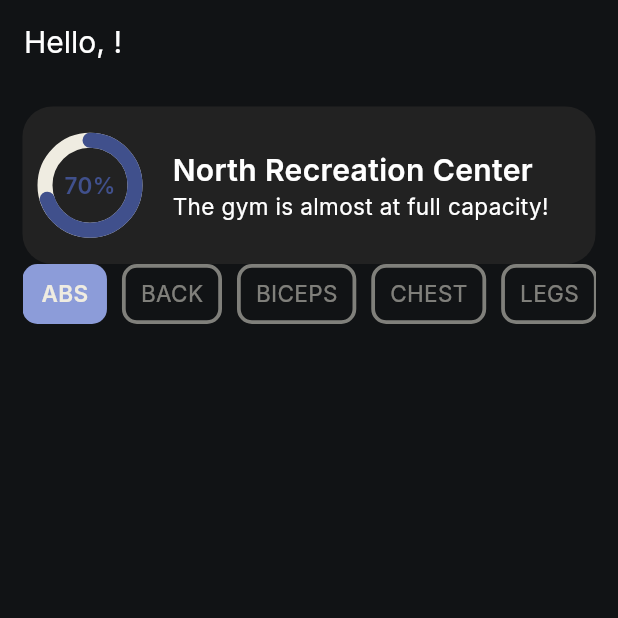
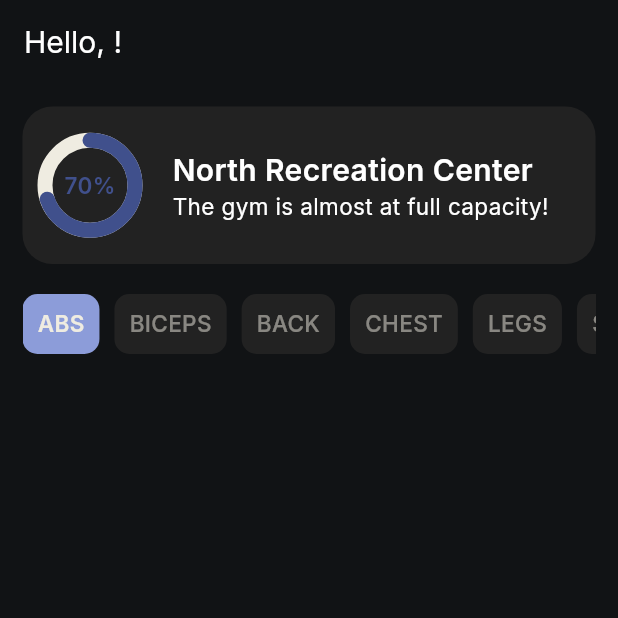
Before and after one commit to trev-org04/repfinder, a Flutter app: the screen it shows after launch, after a tap on "SIGN IN", on a phone screen of 412 x 824 dp, the top half of it. Run offline on Flutter 3.47's test engine with Material 3 defaults, Android fonts, the light colour scheme and no system bars; drawn by our look-alikes of percent_indicator; our stand-ins replace flutter_dotenv, google_fonts, supabase_flutter; accounts and stored records are empty; network calls fail.

Commit message:
UI changes for home

```diff
--- a/repfinder/lib/home/home.dart
+++ b/repfinder/lib/home/home.dart
@@ -2,6 +2,7 @@ import 'package:flutter/material.dart';
 import 'package:repfinder/main.dart';
 import 'package:google_fonts/google_fonts.dart';
 import 'package:percent_indicator/circular_percent_indicator.dart';
+import 'package:flutter/cupertino.dart';
 import '../constants.dart';
 
 void main() {
@@ -115,14 +116,17 @@ class _HomePageState extends State<HomePage> {
                 ),
               ),
             ),
-            SingleChildScrollView(
-              scrollDirection: Axis.horizontal, // Enables horizontal scrolling
+            Padding(
+              padding: const EdgeInsets.symmetric(vertical: 20.0),
+              child: SingleChildScrollView(
+                scrollDirection:
+                    Axis.horizontal, // Enables horizontal scrolling
                 child: Row(
                   children: List.generate(7, (index) {
                     List<String> muscleGroups = [
                       'Abs',
+                      'Biceps',
                       'Back',
-                    'Biceps',
                       'Chest',
                       'Legs',
                       'Shoulders',
@@ -148,14 +152,7 @@ class _HomePageState extends State<HomePage> {
                             color:
                                 _selectedIndex == index
                                     ? AppColors.periwinkle
-                                  : Colors.transparent,
-                          border: Border.all(
-                            color:
-                                _selectedIndex == index
-                                    ? Colors.transparent
-                                    : AppColors.white.withOpacity(0.5),
-                            width: 2.5,
-                          ),
+                                    : AppColors.offblack,
                             // color: Colors.blueAccent,
                             borderRadius: BorderRadius.circular(10),
                           ),
@@ -166,7 +163,7 @@ class _HomePageState extends State<HomePage> {
                               fontWeight:
                                   _selectedIndex == index
                                       ? FontWeight.w600
-                                    : FontWeight.w400,
+                                      : FontWeight.w500,
                               color:
                                   _selectedIndex == index
                                       ? AppColors.white
@@ -179,6 +176,7 @@ class _HomePageState extends State<HomePage> {
                   }),
                 ),
               ),
+            ),
           ],
         ),
       ),
--- a/repfinder/lib/onboarding/onboarding.dart
+++ b/repfinder/lib/onboarding/onboarding.dart
@@ -103,10 +103,12 @@ class Onboarding extends StatelessWidget {
                     ),
                     child: Text(
                       'Sign In'.toUpperCase(),
-                      style: GoogleFonts.inter(
+                      style: TextStyle(
+                        fontFamily: 'Polymath',
+                        fontSize: 15,
+                        fontVariations: [FontVariation('wght', 900)],
                         color: AppColors.black,
-                        fontWeight: FontWeight.w800,
-                        fontSize: 15,
+                        letterSpacing: -0.5,
                       ),
                     ),
                   ),
@@ -139,10 +141,12 @@ class Onboarding extends StatelessWidget {
                     ),
                     child: Text(
                       'Sign Up'.toUpperCase(),
-                      style: GoogleFonts.inter(
-                        color: AppColors.white.withOpacity(0.5),
-                        fontWeight: FontWeight.w800,
+                      style: TextStyle(
+                        fontFamily: 'Polymath',
                         fontSize: 15,
+                        fontVariations: [FontVariation('wght', 900)],
+                        color: AppColors.white,
+                        letterSpacing: -0.5,
                       ),
                     ),
                   ),
--- a/repfinder/lib/onboarding/sign_in.dart
+++ b/repfinder/lib/onboarding/sign_in.dart
@@ -54,10 +54,12 @@ class _SignInState extends State<SignIn> {
         backgroundColor: AppColors.black,
         title: Text(
           'Rep Finder'.toUpperCase(),
-          style: GoogleFonts.inter(
+          style: TextStyle(
+            fontFamily: 'Polymath',
+            fontSize: 20,
+            fontVariations: [FontVariation('wght', 900)],
             color: AppColors.white,
-            fontWeight: FontWeight.w900,
-            fontSize: 20,
+            letterSpacing: -0.5,
           ),
         ),
       ),
@@ -82,11 +84,13 @@ class _SignInState extends State<SignIn> {
                       ).createShader(bounds);
                     },
                     child: Text(
-                      'Ready to',
-                      style: GoogleFonts.inter(
+                      'Welcome Back',
+                      style: TextStyle(
+                        fontFamily: 'Polymath',
+                        fontSize: 30,
+                        fontVariations: [FontVariation('wght', 700)],
                         color: AppColors.white,
-                        fontWeight: FontWeight.w700,
-                        fontSize: 30,
+                        letterSpacing: -0.5,
                       ),
                     ),
                   ),
@@ -100,7 +104,7 @@ class _SignInState extends State<SignIn> {
                       ).createShader(bounds);
                     },
                     child: Text(
-                      'Get Started?',
+                      'to the Future.',
                       style: GoogleFonts.inter(
                         color: AppColors.white,
                         fontWeight: FontWeight.w700,
@@ -108,12 +112,15 @@ class _SignInState extends State<SignIn> {
                       ),
                     ),
                   ),
-                  Text(
-                    'Enter an email and password below to get started!',
-                    style: GoogleFonts.inter(
-                      color: AppColors.white.withOpacity(0.5),
-                      fontWeight: FontWeight.w400,
-                      fontSize: 18,
+                  Padding(
+                    padding: const EdgeInsets.only(bottom: 10.0),
+                    child: Text(
+                      'Enter your email and password below to continue your journey!',
+                      style: GoogleFonts.inter(
+                        color: AppColors.white.withOpacity(0.5),
+                        fontWeight: FontWeight.w400,
+                        fontSize: 18,
+                      ),
                     ),
                   ),
                   Padding(
@@ -123,10 +130,12 @@ class _SignInState extends State<SignIn> {
                       decoration: InputDecoration(
                         contentPadding: EdgeInsets.symmetric(horizontal: 17.5),
                         hintText: 'Email'.toUpperCase(),
-                        hintStyle: GoogleFonts.inter(
+                        hintStyle: TextStyle(
+                          fontFamily: 'Polymath',
+                          fontSize: 16,
+                          fontVariations: [FontVariation('wght', 700)],
                           color: AppColors.white.withOpacity(0.5),
-                          fontWeight: FontWeight.w800,
-                          fontSize: 15,
+                          letterSpacing: -0.5,
                         ),
                         enabledBorder: OutlineInputBorder(
                           borderRadius: BorderRadius.circular(10),
@@ -143,10 +152,12 @@ class _SignInState extends State<SignIn> {
                           ),
                         ),
                       ),
-                      style: GoogleFonts.inter(
+                      style: TextStyle(
+                        fontFamily: 'Polymath',
+                        fontSize: 16,
+                        fontVariations: [FontVariation('wght', 700)],
                         color: AppColors.white,
-                        fontWeight: FontWeight.w600,
-                        fontSize: 15,
+                        letterSpacing: -0.5,
                       ),
                     ),
                   ),
@@ -158,10 +169,12 @@ class _SignInState extends State<SignIn> {
                       decoration: InputDecoration(
                         contentPadding: EdgeInsets.symmetric(horizontal: 17.5),
                         hintText: 'Password'.toUpperCase(),
-                        hintStyle: GoogleFonts.inter(
+                        hintStyle: TextStyle(
+                          fontFamily: 'Polymath',
+                          fontSize: 16,
+                          fontVariations: [FontVariation('wght', 700)],
                           color: AppColors.white.withOpacity(0.5),
-                          fontWeight: FontWeight.w800,
-                          fontSize: 15,
+                          letterSpacing: -0.5,
                         ),
                         enabledBorder: OutlineInputBorder(
                           borderRadius: BorderRadius.circular(10),
@@ -178,10 +191,12 @@ class _SignInState extends State<SignIn> {
                           ),
                         ),
                       ),
-                      style: GoogleFonts.inter(
+                      style: TextStyle(
+                        fontFamily: 'Polymath',
+                        fontSize: 16,
+                        fontVariations: [FontVariation('wght', 700)],
                         color: AppColors.white,
-                        fontWeight: FontWeight.w600,
-                        fontSize: 15,
+                        letterSpacing: -0.5,
                       ),
                     ),
                   ),
@@ -216,10 +231,12 @@ class _SignInState extends State<SignIn> {
                     ),
                     child: Text(
                       'Sign In'.toUpperCase(),
-                      style: GoogleFonts.inter(
+                      style: TextStyle(
+                        fontFamily: 'Polymath',
+                        fontSize: 15,
+                        fontVariations: [FontVariation('wght', 900)],
                         color: AppColors.black,
-                        fontWeight: FontWeight.w800,
-                        fontSize: 15,
+                        letterSpacing: -0.5,
                       ),
                     ),
                   ),
```
Also changed, not shown: repfinder/lib/onboarding/sign_up.dart (+132 -64 lines). Lines whose indentation alone changed are shown as unchanged.
